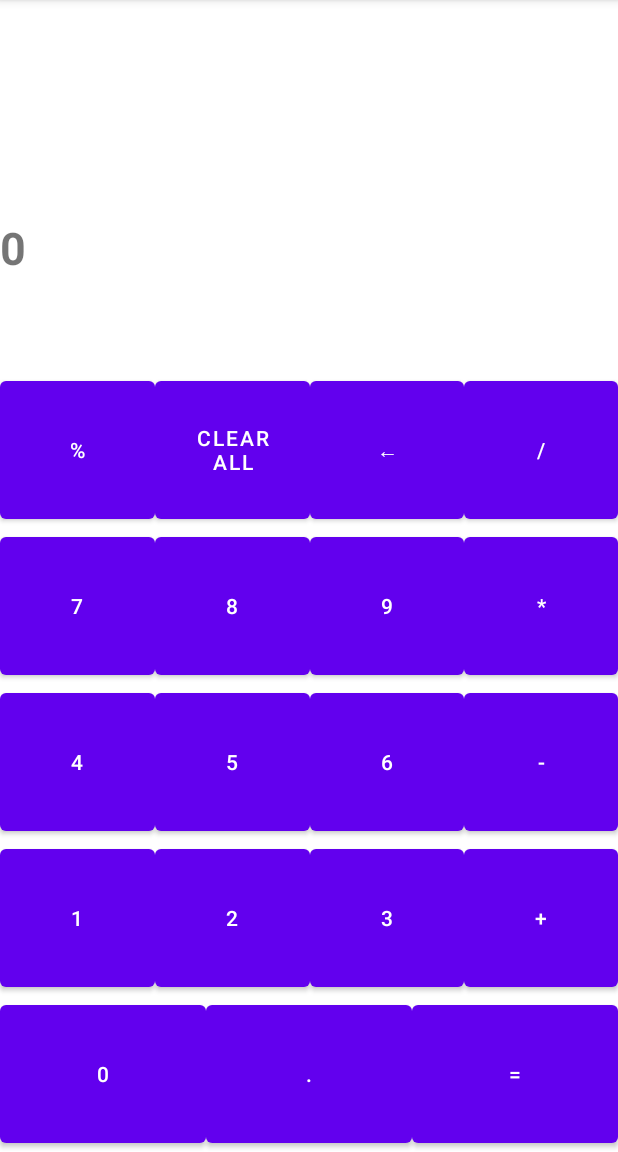
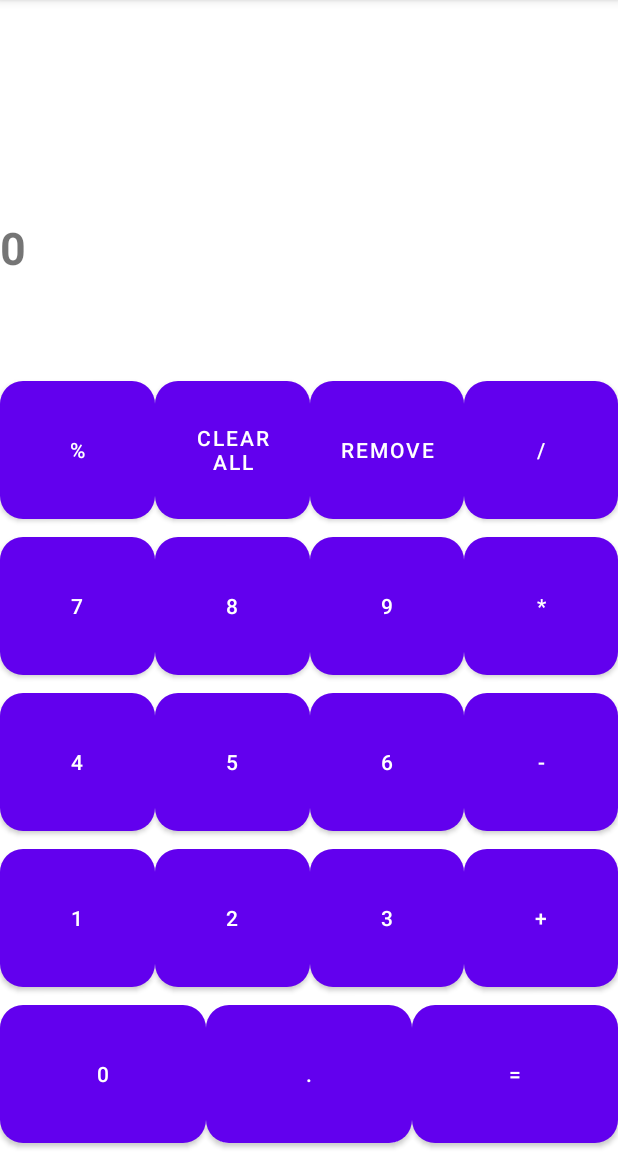
Before and after one commit to Kuugang/CSIT284, an Android app: the CalculatorActivity screen opened directly, with no data from a screen before it, on a phone screen of 412 x 824 dp, the part 84-1236 px from its top. Run offline under Robolectric (Android 15) with nearby library versions, the phone set to English and light mode, and no system bars; Roboto replaces fonts that are not available here.

Commit message:
calculator stack

```diff
--- a/app/src/main/res/layout/activity_calculator.xml
+++ b/app/src/main/res/layout/activity_calculator.xml
@@ -43,28 +43,32 @@
                 android:layout_width="match_parent"
                 android:layout_height="match_parent"
                 android:layout_weight="1"
-                android:text="%" />
+                android:text="%"
+                app:cornerRadius="15sp" />
 
             <Button
                 android:id="@+id/btnClearAll"
                 android:layout_width="match_parent"
                 android:layout_height="match_parent"
                 android:layout_weight="1"
-                android:text="Clear All" />
+                android:text="Clear All"
+                app:cornerRadius="15sp" />
 
             <Button
                 android:id="@+id/btnRemove"
                 android:layout_width="match_parent"
                 android:layout_height="match_parent"
                 android:layout_weight="1"
-                android:text="←" />
+                android:text="Remove"
+                app:cornerRadius="15sp" />
 
             <Button
                 android:id="@+id/btnDivide"
                 android:layout_width="match_parent"
                 android:layout_height="match_parent"
                 android:layout_weight="1"
-                android:text="/" />
+                android:text="/"
+                app:cornerRadius="15sp" />
         </LinearLayout>
 
         <LinearLayout
@@ -78,28 +82,32 @@
                 android:layout_width="match_parent"
                 android:layout_height="match_parent"
                 android:layout_weight="1"
-                android:text="7" />
+                android:text="7"
+                app:cornerRadius="15sp" />
 
             <Button
                 android:id="@+id/btnEighth"
                 android:layout_width="match_parent"
                 android:layout_height="match_parent"
                 android:layout_weight="1"
-                android:text="8" />
+                android:text="8"
+                app:cornerRadius="15sp" />
 
             <Button
                 android:id="@+id/btnNine"
                 android:layout_width="match_parent"
                 android:layout_height="match_parent"
                 android:layout_weight="1"
-                android:text="9" />
+                android:text="9"
+                app:cornerRadius="15sp" />
 
             <Button
                 android:id="@+id/btnMultiply"
                 android:layout_width="match_parent"
                 android:layout_height="match_parent"
                 android:layout_weight="1"
-                android:text="*" />
+                android:text="*"
+                app:cornerRadius="15sp" />
         </LinearLayout>
 
         <LinearLayout
@@ -113,28 +121,32 @@
                 android:layout_width="match_parent"
                 android:layout_height="match_parent"
                 android:layout_weight="1"
-                android:text="4" />
+                android:text="4"
+                app:cornerRadius="15sp" />
 
             <Button
                 android:id="@+id/btnFive"
                 android:layout_width="match_parent"
                 android:layout_height="match_parent"
                 android:layout_weight="1"
-                android:text="5" />
+                android:text="5"
+                app:cornerRadius="15sp" />
 
             <Button
                 android:id="@+id/btnSix"
                 android:layout_width="match_parent"
                 android:layout_height="match_parent"
                 android:layout_weight="1"
-                android:text="6" />
+                android:text="6"
+                app:cornerRadius="15sp" />
 
             <Button
                 android:id="@+id/btnSubtract"
                 android:layout_width="match_parent"
                 android:layout_height="match_parent"
                 android:layout_weight="1"
-                android:text="-" />
+                android:text="-"
+                app:cornerRadius="15sp" />
         </LinearLayout>
 
         <LinearLayout
@@ -148,28 +160,32 @@
                 android:layout_width="match_parent"
                 android:layout_height="match_parent"
                 android:layout_weight="1"
-                android:text="1" />
+                android:text="1"
+                app:cornerRadius="15sp" />
 
             <Button
                 android:id="@+id/btnTwo"
                 android:layout_width="match_parent"
                 android:layout_height="match_parent"
                 android:layout_weight="1"
-                android:text="2" />
+                android:text="2"
+                app:cornerRadius="15sp" />
 
             <Button
                 android:id="@+id/btnThree"
                 android:layout_width="match_parent"
                 android:layout_height="match_parent"
                 android:layout_weight="1"
-                android:text="3" />
+                android:text="3"
+                app:cornerRadius="15sp" />
 
             <Button
                 android:id="@+id/btnAdd"
                 android:layout_width="match_parent"
                 android:layout_height="match_parent"
                 android:layout_weight="1"
-                android:text="+" />
+                android:text="+"
+                app:cornerRadius="15sp" />
         </LinearLayout>
 
         <LinearLayout
@@ -183,21 +199,24 @@
                 android:layout_width="match_parent"
                 android:layout_height="match_parent"
                 android:layout_weight="1"
-                android:text="0" />
+                android:text="0"
+                app:cornerRadius="15sp" />
 
             <Button
                 android:id="@+id/btnPoint"
                 android:layout_width="match_parent"
                 android:layout_height="match_parent"
                 android:layout_weight="1"
-                android:text="." />
+                android:text="."
+                app:cornerRadius="15sp" />
 
             <Button
                 android:id="@+id/btnEqual"
                 android:layout_width="match_parent"
                 android:layout_height="match_parent"
                 android:layout_weight="1"
-                android:text="=" />
+                android:text="="
+                app:cornerRadius="15sp" />
         </LinearLayout>
     </LinearLayout>
 
```
Also changed, not shown: app/src/main/java/com/example/androidprojectcollection/Calculator.java (added, +91 -0 lines), app/src/main/java/com/example/androidprojectcollection/CalculatorActivity.java (+44 -82 lines).
